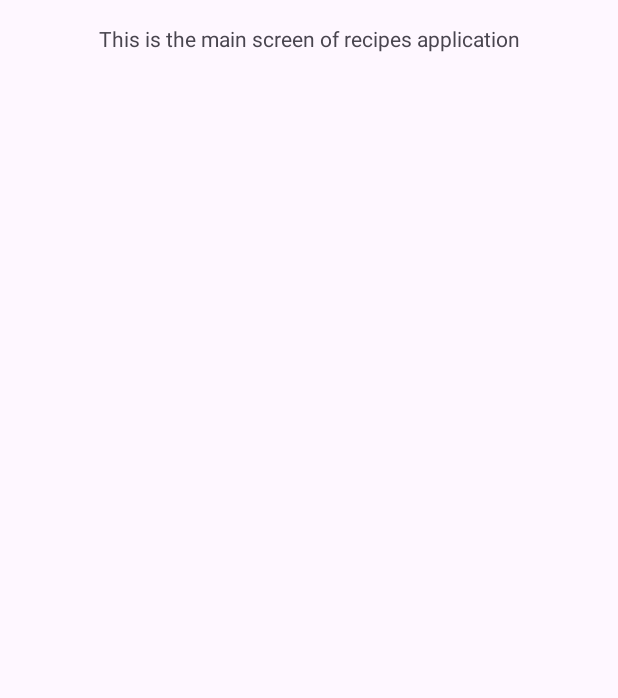
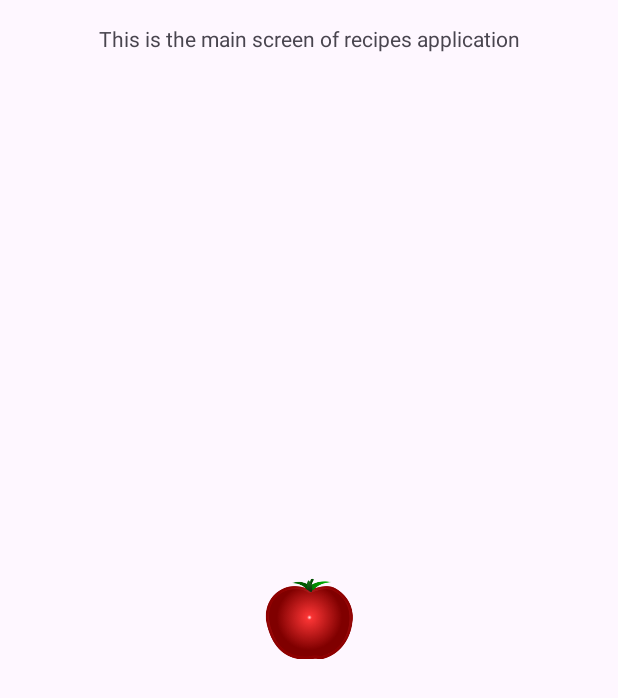
Before and after one commit to AdrianKokot/put-cooking-book, an Android app: the layout fragment_home.xml on its own in the app's theme, with its tools: preview values and no code run, on a phone screen of 412 x 824 dp. Shown: the top 698 px of the screen. Run offline under Robolectric (Android 15) with nearby library versions, the light colour scheme and no system bars.

Commit message:
Rolling tomatoe

```diff
--- a/app/src/main/res/layout/fragment_home.xml
+++ b/app/src/main/res/layout/fragment_home.xml
@@ -12,4 +12,12 @@
             android:textAlignment="center"
             android:text="This is the main screen of recipes application"/>
 
+    <ImageView
+            android:layout_width="60dp"
+            android:layout_height="60dp"
+            android:src="@drawable/tomatoe"
+            android:layout_gravity="center"
+            android:id="@+id/tomatoe_img"
+            />
+
 </FrameLayout>
```
Also changed, not shown: app/src/main/java/com/example/cookingbook/HomeFragment.kt (+28 -1 lines), app/src/main/res/layout/fragment_recipe_detail.xml (+18 -18 lines), app/src/main/res/drawable/tomatoe.png (added).
